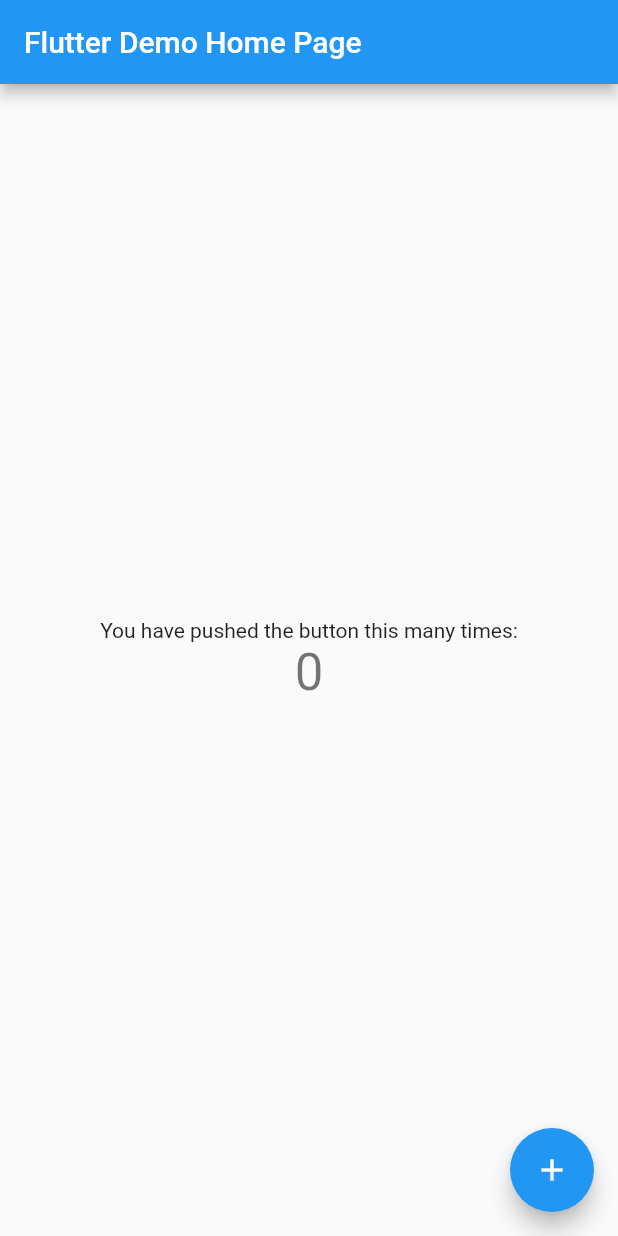
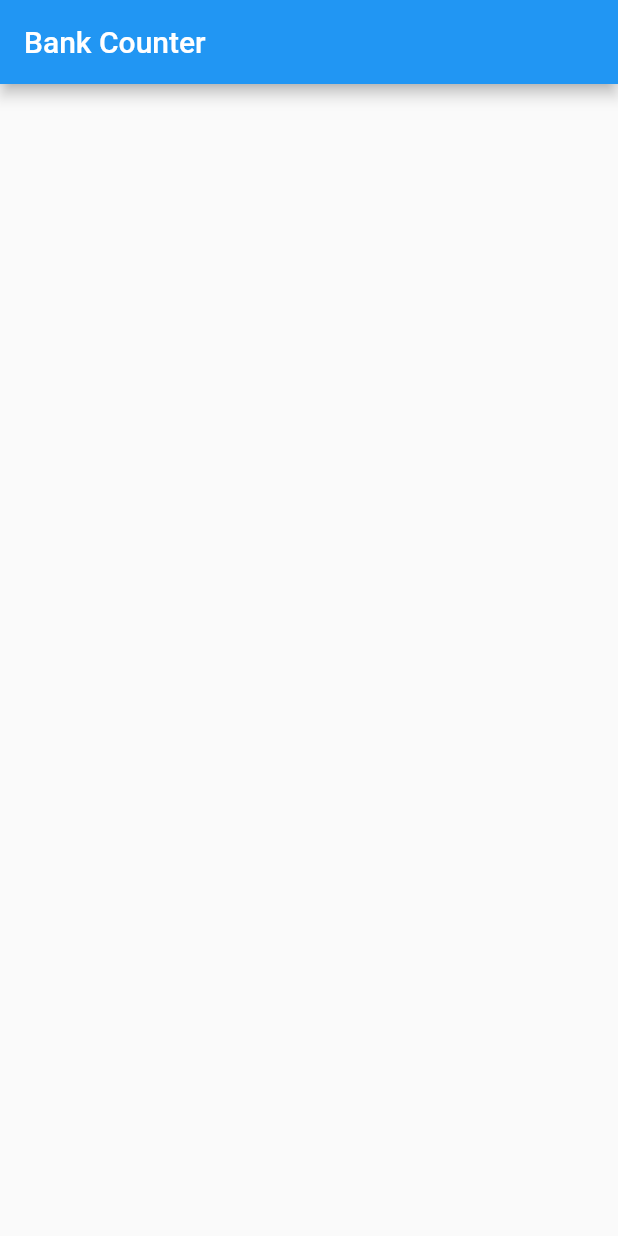
Before and after one commit to abc873693/bank-counter-2022, a Flutter app: the screen it shows after launch, on a phone screen of 412 x 824 dp. Run offline on Flutter 3.47's test engine with Material 2 defaults, Android fonts, the phone set to English and light mode, and no system bars.

Commit message:
chore: cleanup app structure

```diff
--- /dev/null
+++ b/lib/app.dart
@@ -0,0 +1,17 @@
+import 'package:bank_counter/ui/pages/home_page.dart';
+import 'package:flutter/material.dart';
+
+class MyApp extends StatelessWidget {
+  const MyApp({super.key});
+
+  @override
+  Widget build(BuildContext context) {
+    return MaterialApp(
+      title: 'Bank Counter',
+      theme: ThemeData(
+        primarySwatch: Colors.blue,
+      ),
+      home: const HomePage(),
+    );
+  }
+}
--- a/lib/main.dart
+++ b/lib/main.dart
@@ -1,115 +1,6 @@
+import 'package:bank_counter/app.dart';
 import 'package:flutter/material.dart';
 
 void main() {
   runApp(const MyApp());
 }
-
-class MyApp extends StatelessWidget {
-  const MyApp({super.key});
-
-  // This widget is the root of your application.
-  @override
-  Widget build(BuildContext context) {
-    return MaterialApp(
-      title: 'Flutter Demo',
-      theme: ThemeData(
-        // This is the theme of your application.
-        //
-        // Try running your application with "flutter run". You'll see the
-        // application has a blue toolbar. Then, without quitting the app, try
-        // changing the primarySwatch below to Colors.green and then invoke
-        // "hot reload" (press "r" in the console where you ran "flutter run",
-        // or simply save your changes to "hot reload" in a Flutter IDE).
-        // Notice that the counter didn't reset back to zero; the application
-        // is not restarted.
-        primarySwatch: Colors.blue,
-      ),
-      home: const MyHomePage(title: 'Flutter Demo Home Page'),
-    );
-  }
-}
-
-class MyHomePage extends StatefulWidget {
-  const MyHomePage({super.key, required this.title});
-
-  // This widget is the home page of your application. It is stateful, meaning
-  // that it has a State object (defined below) that contains fields that affect
-  // how it looks.
-
-  // This class is the configuration for the state. It holds the values (in this
-  // case the title) provided by the parent (in this case the App widget) and
-  // used by the build method of the State. Fields in a Widget subclass are
-  // always marked "final".
-
-  final String title;
-
-  @override
-  State<MyHomePage> createState() => _MyHomePageState();
-}
-
-class _MyHomePageState extends State<MyHomePage> {
-  int _counter = 0;
-
-  void _incrementCounter() {
-    setState(() {
-      // This call to setState tells the Flutter framework that something has
-      // changed in this State, which causes it to rerun the build method below
-      // so that the display can reflect the updated values. If we changed
-      // _counter without calling setState(), then the build method would not be
-      // called again, and so nothing would appear to happen.
-      _counter++;
-    });
-  }
-
-  @override
-  Widget build(BuildContext context) {
-    // This method is rerun every time setState is called, for instance as done
-    // by the _incrementCounter method above.
-    //
-    // The Flutter framework has been optimized to make rerunning build methods
-    // fast, so that you can just rebuild anything that needs updating rather
-    // than having to individually change instances of widgets.
-    return Scaffold(
-      appBar: AppBar(
-        // Here we take the value from the MyHomePage object that was created by
-        // the App.build method, and use it to set our appbar title.
-        title: Text(widget.title),
-      ),
-      body: Center(
-        // Center is a layout widget. It takes a single child and positions it
-        // in the middle of the parent.
-        child: Column(
-          // Column is also a layout widget. It takes a list of children and
-          // arranges them vertically. By default, it sizes itself to fit its
-          // children horizontally, and tries to be as tall as its parent.
-          //
-          // Invoke "debug painting" (press "p" in the console, choose the
-          // "Toggle Debug Paint" action from the Flutter Inspector in Android
-          // Studio, or the "Toggle Debug Paint" command in Visual Studio Code)
-          // to see the wireframe for each widget.
-          //
-          // Column has various properties to control how it sizes itself and
-          // how it positions its children. Here we use mainAxisAlignment to
-          // center the children vertically; the main axis here is the vertical
-          // axis because Columns are vertical (the cross axis would be
-          // horizontal).
-          mainAxisAlignment: MainAxisAlignment.center,
-          children: <Widget>[
-            const Text(
-              'You have pushed the button this many times:',
-            ),
-            Text(
-              '$_counter',
-              style: Theme.of(context).textTheme.headline4,
-            ),
-          ],
-        ),
-      ),
-      floatingActionButton: FloatingActionButton(
-        onPressed: _incrementCounter,
-        tooltip: 'Increment',
-        child: const Icon(Icons.add),
-      ), // This trailing comma makes auto-formatting nicer for build methods.
-    );
-  }
-}
--- /dev/null
+++ b/lib/ui/pages/home_page.dart
@@ -0,0 +1,19 @@
+import 'package:flutter/material.dart';
+
+class HomePage extends StatefulWidget {
+  const HomePage({super.key});
+
+  @override
+  State<HomePage> createState() => _HomePageState();
+}
+
+class _HomePageState extends State<HomePage> {
+  @override
+  Widget build(BuildContext context) {
+    return Scaffold(
+      appBar: AppBar(
+        title: const Text('Bank Counter'),
+      ),
+    );
+  }
+}
```
